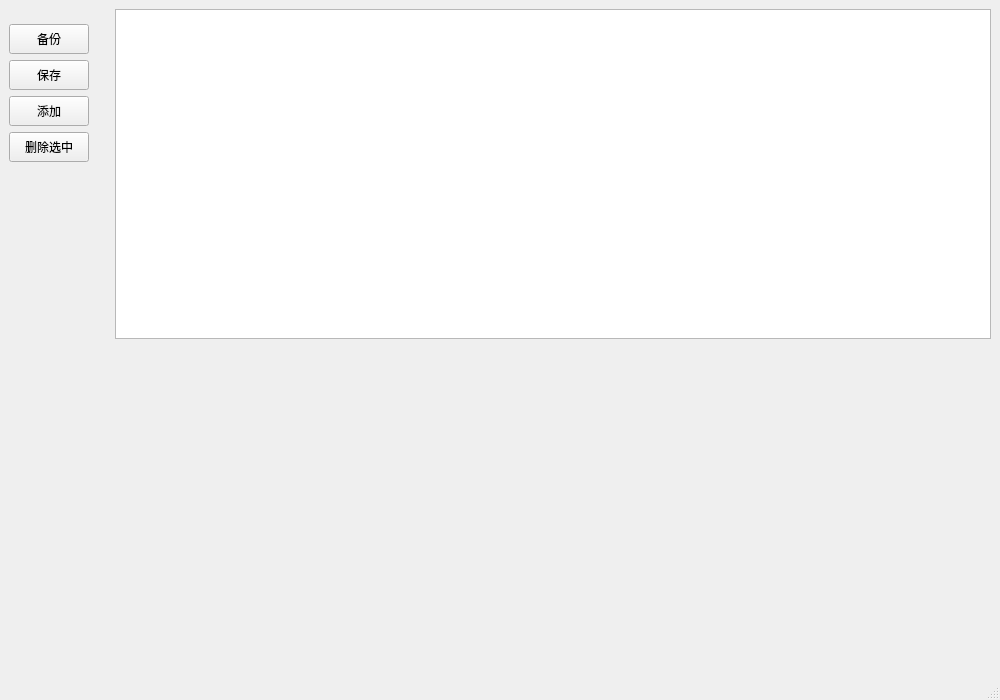
This is src/gui/btmainwindow.ui in realth000/BackTook as Qt 5 draws it before an edit. The edited form follows.
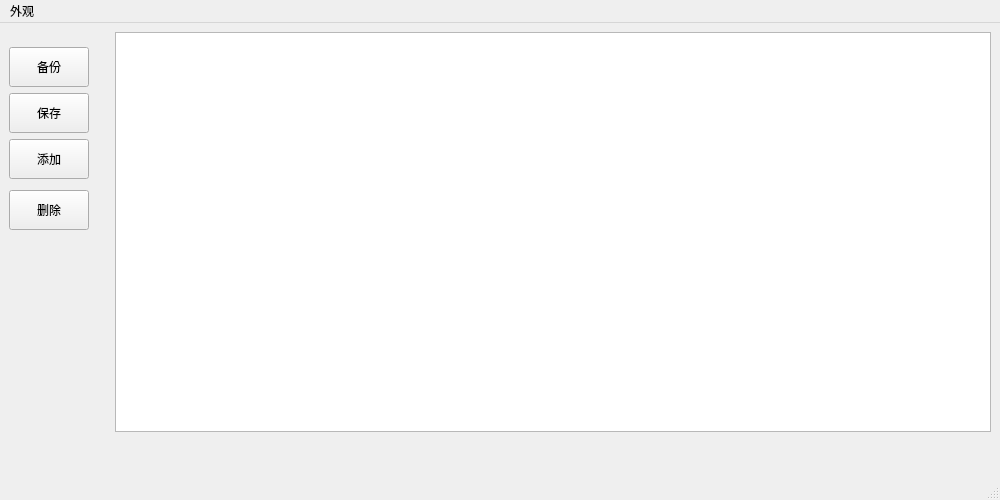
This is the edited form.

The edit to the form file:
```diff
--- a/src/gui/btmainwindow.ui
+++ b/src/gui/btmainwindow.ui
@@ -7,7 +7,7 @@
     <x>0</x>
     <y>0</y>
     <width>1000</width>
-    <height>700</height>
+    <height>500</height>
    </rect>
   </property>
   <property name="windowTitle">
@@ -52,7 +52,7 @@
           <property name="minimumSize">
            <size>
             <width>0</width>
-            <height>30</height>
+            <height>40</height>
            </size>
           </property>
           <property name="text">
@@ -65,7 +65,7 @@
           <property name="minimumSize">
            <size>
             <width>0</width>
-            <height>30</height>
+            <height>40</height>
            </size>
           </property>
           <property name="text">
@@ -78,7 +78,7 @@
           <property name="minimumSize">
            <size>
             <width>0</width>
-            <height>30</height>
+            <height>40</height>
            </size>
           </property>
           <property name="text">
@@ -91,7 +91,7 @@
           <property name="minimumSize">
            <size>
             <width>0</width>
-            <height>30</height>
+            <height>40</height>
            </size>
           </property>
           <property name="maximumSize">
@@ -101,7 +101,7 @@
            </size>
           </property>
           <property name="text">
-           <string>删除选中</string>
+           <string>删除</string>
           </property>
          </widget>
         </item>
@@ -140,7 +140,14 @@
        </spacer>
       </item>
       <item>
-       <widget class="QTableWidget" name="backupTable"/>
+       <widget class="QTableWidget" name="backupTable">
+        <property name="minimumSize">
+         <size>
+          <width>0</width>
+          <height>400</height>
+         </size>
+        </property>
+       </widget>
       </item>
      </layout>
     </item>
@@ -152,7 +159,7 @@
       <property name="sizeHint" stdset="0">
        <size>
         <width>18</width>
-        <height>313</height>
+        <height>100</height>
        </size>
       </property>
      </spacer>
@@ -168,6 +175,14 @@
      <height>22</height>
     </rect>
    </property>
+   <widget class="QMenu" name="menu">
+    <property name="title">
+     <string>外观</string>
+    </property>
+    <addaction name="actionDark"/>
+    <addaction name="actionLight"/>
+   </widget>
+   <addaction name="menu"/>
   </widget>
   <widget class="QStatusBar" name="statusBar"/>
  </widget>
```
Left out of the diff: 10 changed lines with no effect on the pictures.
